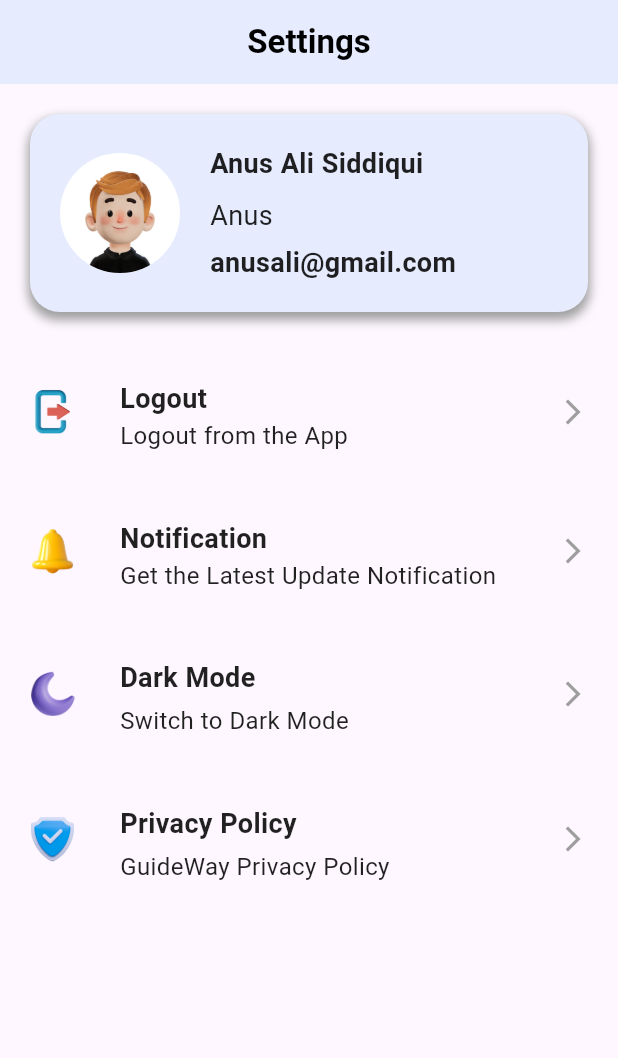
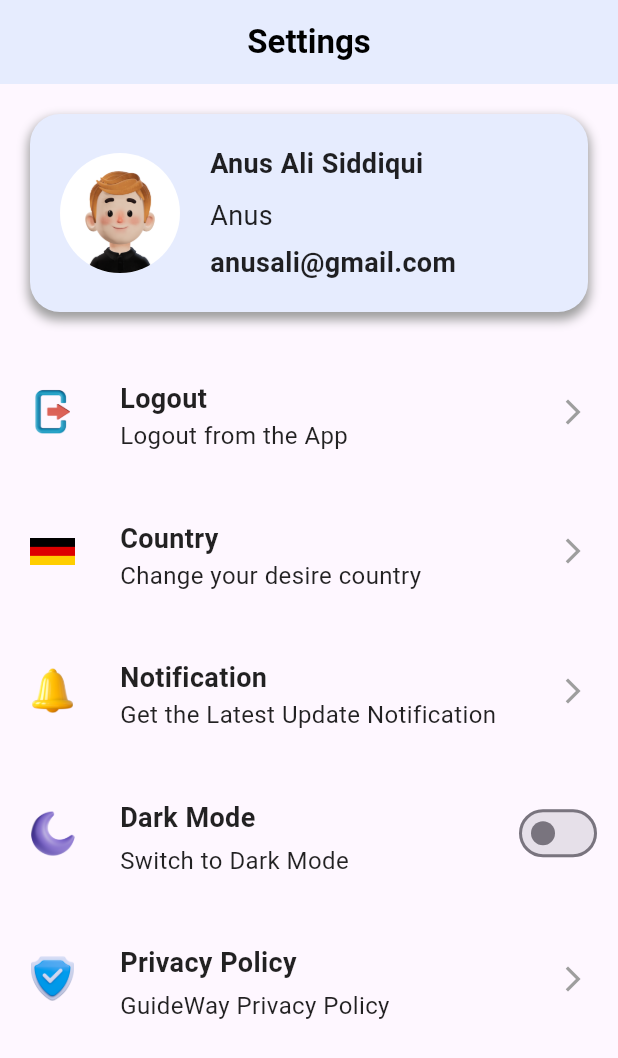
Before and after one commit to H-R-S/GuideWay, a Flutter app: the SettingsScreen screen opened directly, on a phone screen of 412 x 824 dp. Shown: the top 1058 px of the screen. Run offline on Flutter 3.47's test engine with Material 2 defaults, Android fonts, the phone set to English and light mode, and no system bars; our stand-ins replace camera, google_fonts, permission_handler, shared_preferences; accounts and stored records are empty.

Commit message:
Screen UI Updated | Settings Screen

```diff
--- a/lib/view/screens/settings/settings_screen.dart
+++ b/lib/view/screens/settings/settings_screen.dart
@@ -1,7 +1,8 @@
 import 'package:flutter/material.dart';
-import 'package:guide_way/resources/constants/icons.dart';
-import 'package:guide_way/routes/routes_name.dart';
-import 'package:guide_way/view/widgets/app_bar/my_app_bar.dart';
+import '../../../resources/constants/flags.dart';
+import '../../../resources/constants/icons.dart';
+import '../../../routes/routes_name.dart';
+import '../../widgets/app_bar/my_app_bar.dart';
 import '../../widgets/profile_container/profile_container.dart';
 import '../../widgets/settings_container/settings_container.dart';
 
@@ -14,7 +15,8 @@ class SettingsScreen extends StatelessWidget {
   Widget build(BuildContext context) {
     return Scaffold(
         appBar: MyAppBar(scaffoldKey, context, title: "Settings"),
-        body: Column(children: [
+        body: SingleChildScrollView(
+          child: Column(children: [
             ProfileContainer(
                 name: "Anus Ali Siddiqui",
                 userName: "Anus",
@@ -28,11 +30,19 @@ class SettingsScreen extends StatelessWidget {
                   Navigator.pushReplacementNamed(context, RoutesName.login);
                 }),
             SettingsContainer(
+                icon: germanyFlag,
+                title: "Country",
+                subTitle: "Change your desire country",
+                onTap: () {
+                  Navigator.pushReplacementNamed(context, RoutesName.country);
+                }),
+            SettingsContainer(
                 icon: notificationIcon,
                 title: "Notification",
                 subTitle: "Get the Latest Update Notification",
                 onTap: () {}),
             SettingsContainer(
+                isSwitch: true,
                 icon: darkModeIcon,
                 title: "Dark Mode",
                 subTitle: "Switch to Dark Mode",
@@ -42,6 +52,8 @@ class SettingsScreen extends StatelessWidget {
                 title: "Privacy Policy",
                 subTitle: "GuideWay Privacy Policy",
                 onTap: () {}),
-        ]));
+            const SizedBox(height: 40)
+          ]),
+        ));
   }
 }
```
Lines whose indentation alone changed are shown as unchanged.
